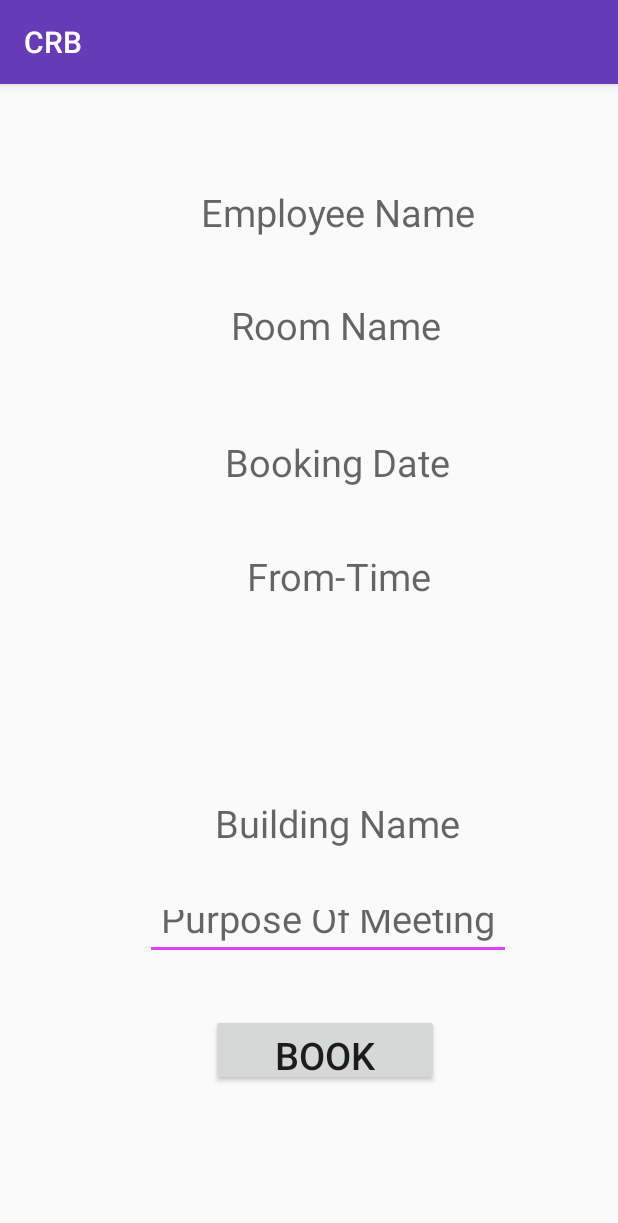
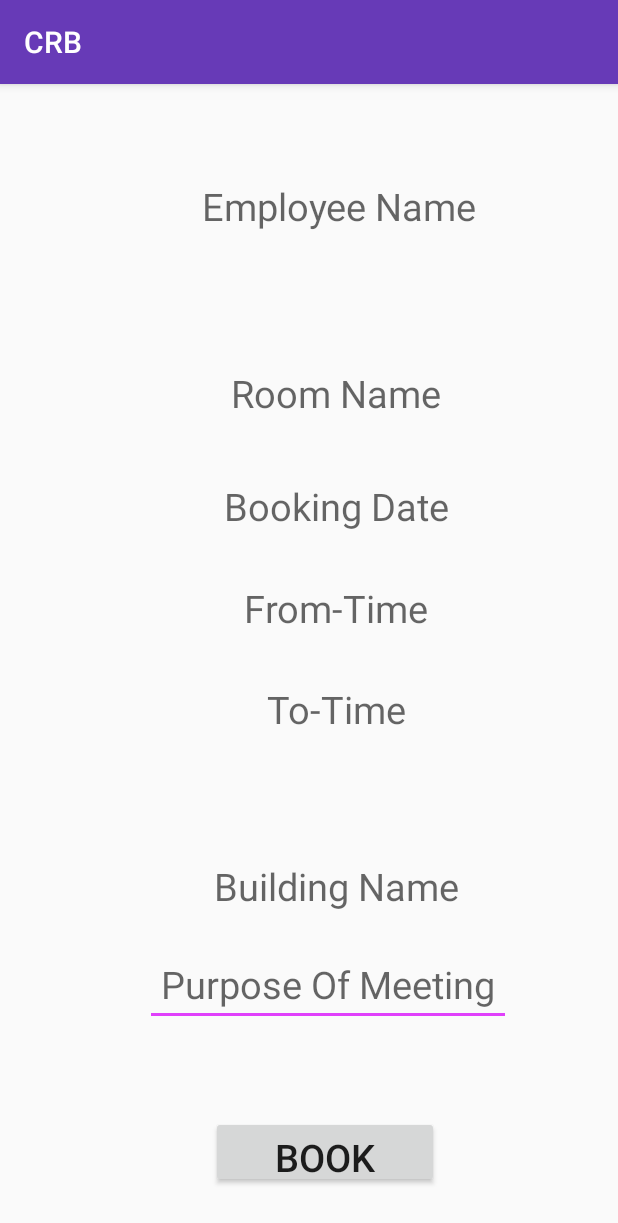
Before and after one commit to NarcissusPrateek/ConferenceRommAppAndroid, an Android app: the BookingActivity screen opened directly, with no data from a screen before it, on a phone screen of 412 x 824 dp. Shown: the top 1223 px of the screen. Run offline under Robolectric (Android 15) with nearby library versions, the phone set to English and light mode, and no system bars; 12 statements that could not run were skipped.

Commit message:
fourth Commit with change in Flow .

```diff
--- a/app/build.gradle
+++ b/app/build.gradle
@@ -38,5 +38,7 @@ dependencies {
     implementation 'com.squareup.retrofit2:converter-gson:2.5.0'
 
     implementation 'com.google.android.gms:play-services-auth:15.0.1'
+    compile 'com.github.clans:fab:1.6.4'
+    //implementation 'com.github.clans:fab:1.6.4'
    // implementation 'com.google.android.gms:play-services-auth:15.0.1'
 }
--- a/app/src/main/AndroidManifest.xml
+++ b/app/src/main/AndroidManifest.xml
@@ -35,6 +35,12 @@
         <activity android:name=".Activity.BookingActivity"></activity>
         <activity android:name=".SignOut"></activity>
         <activity android:name=".RegistrationActivity"></activity>
+        <activity android:name=".Activity.DashBoardActivity">
+            <intent-filter>
+                <action android:name="android.intent.action.MAIN"/>
+                <category android:name="android.intent.category.DEFAULT"/>
+            </intent-filter>
+        </activity>
     </application>
 
 </manifest>
--- a/app/src/main/java/com/example/conferencerommapp/Activity/BookingActivity.kt
+++ b/app/src/main/java/com/example/conferencerommapp/Activity/BookingActivity.kt
@@ -86,11 +86,11 @@ public class BookingActivity: AppCompatActivity() {
         booking.BId = bid.toInt()
         booking.FromTime = fromtime
         booking.ToTime = totime
-        booking.Date = date
+        //booking.Date = date
         booking.Status = "abc"
         booking.purpose = purpose
         txvemployeename.text = acct.displayName
-        //addBookingDetails(booking)
+       // addBookingDetails(booking)
     }
     private fun addBookingDetails(booking: Booking)  {
         val service = Servicebuilder.buildService(ConferenceService::class.java )
--- a/app/src/main/java/com/example/conferencerommapp/Activity/ConferenceRoomActivity.kt
+++ b/app/src/main/java/com/example/conferencerommapp/Activity/ConferenceRoomActivity.kt
@@ -2,6 +2,7 @@ package com.example.conferencerommapp.Activity
 
 import android.content.Intent
 import android.os.Bundle
+import android.util.Log
 import androidx.appcompat.app.AppCompatActivity
 import android.widget.Toast
 import com.example.conferencerommapp.Helper.ConferenceRoomAdapter
@@ -60,6 +61,7 @@ public class ConferenceRoomActivity : AppCompatActivity() {
             }
 
             override fun onResponse(call: Call<List<ConferenceRoom>>, response: Response<List<ConferenceRoom>>) {
+                Log.i("-3-3-3-3-3----",response.body().toString())
                 if(response.isSuccessful) {
                    var conferenceRoomList =  response.body()
                     conference_recycler_view.adapter = ConferenceRoomAdapter(conferenceRoomList!!,
@@ -77,7 +79,6 @@ public class ConferenceRoomActivity : AppCompatActivity() {
                                 intent.putExtra("BuildingName", building_name)
                                 startActivity(intent)
                                // finish()
-
 
                             }
                         })
--- a/app/src/main/java/com/example/conferencerommapp/Activity/RegistrationActivity.kt
+++ b/app/src/main/java/com/example/conferencerommapp/Activity/RegistrationActivity.kt
@@ -8,6 +8,7 @@ import android.widget.AdapterView
 import android.widget.ArrayAdapter
 import android.widget.Toast
 import androidx.appcompat.app.AppCompatActivity
+import com.example.conferencerommapp.Activity.DashBoardActivity
 import com.example.conferencerommapp.Model.Employee
 import com.example.conferencerommapp.R
 import com.example.conferencerommapp.services.ConferenceService
@@ -82,7 +83,7 @@ class RegistrationActivity : AppCompatActivity() {
             override fun onResponse(call: Call<Int>, response: Response<Int>) {
                 if(response.isSuccessful) {
                     Toast.makeText(applicationContext,"Information added Successfully",Toast.LENGTH_LONG).show()
-                    startActivity(Intent(this@RegistrationActivity, SignOut::class.java))
+                    startActivity(Intent(this@RegistrationActivity, DashBoardActivity::class.java))
                     finish()
                 }
                 else {
--- a/app/src/main/java/com/example/conferencerommapp/Activity/UserInputActivity.kt
+++ b/app/src/main/java/com/example/conferencerommapp/Activity/UserInputActivity.kt
@@ -36,7 +36,6 @@ class UserInputActivity : AppCompatActivity() {
 
         fromtime.setOnClickListener {
             val now = Calendar.getInstance()
-            //now.set(0,0,0,2,0)
             val timePickerDialog = TimePickerDialog(this, TimePickerDialog.OnTimeSetListener { view, hourOfDay, minute ->
                 val selectedTime = Calendar.getInstance()
                 selectedTime.set(Calendar.HOUR_OF_DAY,hourOfDay)
@@ -97,9 +96,7 @@ class UserInputActivity : AppCompatActivity() {
             }
             else {
 
-                //Toast.makeText(applicationContext,fromtime.text,Toast.LENGTH_LONG).show()
-               //var bundle = Bundle()
-                val buildingintent = Intent(this@UserInputActivity, BuildingsActivity::class.java)
+               val buildingintent = Intent(this@UserInputActivity, BuildingsActivity::class.java)
 
                 buildingintent.putExtra("FromTime", fromtime.text.toString())
                 buildingintent.putExtra("ToTime", totime.text.toString())
--- a/app/src/main/java/com/example/conferencerommapp/Helper/ConferenceRoomAdapter.kt
+++ b/app/src/main/java/com/example/conferencerommapp/Helper/ConferenceRoomAdapter.kt
@@ -38,7 +38,7 @@ class ConferenceRoomAdapter(private val conferenceRoomList: List<ConferenceRoom>
 		holder.itemView.setOnClickListener { v ->
 			val context = v.context
 			Toast.makeText(context,"Hello", Toast.LENGTH_LONG).show()
-			val roomId = conferenceRoomList[position].conf_id;
+			val roomId = conferenceRoomList[position].conf_id
 			val roomname = conferenceRoomList[position].conf_name
 			mClickListener?.onBtnClick(roomId.toString(),roomname)
 		}
--- a/app/src/main/java/com/example/conferencerommapp/Model/Booking.kt
+++ b/app/src/main/java/com/example/conferencerommapp/Model/Booking.kt
@@ -10,7 +10,7 @@ data class Booking (
 
     var FromTime: String? = null,
 
-    var Date: String? = null,
+    //var Date: String? = null,
 
     var ToTime: String? = null,
 
--- a/app/src/main/java/com/example/conferencerommapp/Model/ConferenceRoom.kt
+++ b/app/src/main/java/com/example/conferencerommapp/Model/ConferenceRoom.kt
@@ -7,13 +7,13 @@ data class ConferenceRoom(
     @SerializedName("CId")
     var conf_id: Int? = null,
 
-    @SerializedName("CName")
+   @SerializedName("CName")
     var conf_name: String? = null,
 
     @SerializedName("Capacity")
     var conf_capacity: String? = null,
 
-    @SerializedName("Bid")
+    @SerializedName("BId")
     var building_id: String? = null
 
 )
--- a/app/src/main/java/com/example/conferencerommapp/services/ConferenceService.kt
+++ b/app/src/main/java/com/example/conferencerommapp/services/ConferenceService.kt
@@ -11,13 +11,16 @@ interface ConferenceService  {
     @GET("api/building")
     fun getBuildingList() : Call<List<Building>>
 
-    @GET("api/Values")
+    @POST("api/availablerooms")
     //fun getConferenceRoomList(@Path("id")id: Int) : Call<List<ConferenceRoom>>
     fun getConferenceRoomList(@Body availableRoom: FetchConferenceRoom) : Call<List<ConferenceRoom>>
 
     @GET("values")
     fun getRequestCode(@Query( "email") email : String?) : Call<Int>
 
+
+    @GET("api/UserDashboard")
+    fun getDashboard(@Query( "email") email : String?) : Call<List<Dashboard>>
 
     @POST("Values")
     fun addEmployee(@Body newEmoployee: Employee) : Call<Int>
--- a/app/src/main/java/com/example/conferencerommapp/services/Servicebuilder.kt
+++ b/app/src/main/java/com/example/conferencerommapp/services/Servicebuilder.kt
@@ -5,7 +5,7 @@ import retrofit2.Retrofit
 import retrofit2.converter.gson.GsonConverterFactory
 
 object Servicebuilder  {
-    private const val URL = "http://192.168.1.191/CRB/"
+    private const val URL = "http://192.168.1.190/CRB/"
 
     private val okHttp : OkHttpClient.Builder = OkHttpClient.Builder()
 
--- a/app/src/main/res/layout/activity_booking.xml
+++ b/app/src/main/res/layout/activity_booking.xml
@@ -14,10 +14,13 @@
             android:layout_marginEnd="64dp"
             app:layout_constraintStart_toStartOf="parent"
             android:layout_marginStart="103dp"
-            app:layout_constraintHorizontal_bias="0.0"
+            app:layout_constraintHorizontal_bias="1.0"
             android:layout_alignParentEnd="true"
-            android:layout_alignParentStart="true" android:layout_marginTop="68dp"
-            app:layout_constraintTop_toTopOf="parent"/>
+            android:layout_alignParentStart="true"
+            app:layout_constraintTop_toTopOf="parent"
+            android:layout_marginTop="64dp"
+            android:layout_marginBottom="8dp" app:layout_constraintBottom_toTopOf="@+id/textView_conf_name"
+            app:layout_constraintVertical_bias="0.0"/>
     <TextView
             android:hint="Room Name"
             android:textAlignment="center"
@@ -27,8 +30,8 @@
             android:layout_marginEnd="65dp" app:layout_constraintStart_toStartOf="parent"
             app:layout_constraintHorizontal_bias="0.0"
             android:layout_alignParentEnd="true"
-            android:layout_alignParentStart="true" android:layout_marginStart="102dp" android:layout_marginTop="32dp"
-            app:layout_constraintTop_toBottomOf="@+id/textView_name"/>
+            android:layout_alignParentStart="true" android:layout_marginStart="102dp"
+            android:layout_marginBottom="32dp" app:layout_constraintBottom_toTopOf="@+id/textView_date"/>
     <TextView
             android:hint="From-Time"
             android:layout_width="244dp"
@@ -40,16 +43,15 @@
             app:layout_constraintStart_toStartOf="parent"
             android:layout_marginStart="102dp"
             android:textSize="25dp"
-            app:layout_constraintHorizontal_bias="1.0"
+            app:layout_constraintHorizontal_bias="0.0"
             android:layout_alignParentEnd="true"
             android:layout_alignParentStart="true"
             android:layout_alignParentTop="true"
-            android:layout_marginTop="40dp" app:layout_constraintTop_toBottomOf="@+id/textView_date"
-    />
+            android:layout_marginBottom="24dp" app:layout_constraintBottom_toTopOf="@+id/textView_to_time"/>
     <TextView
             android:hint="To-Time"
             android:layout_width="244dp"
-            android:layout_height="43dp"
+            android:layout_height="54dp"
             android:id="@+id/textView_to_time"
             app:layout_constraintEnd_toEndOf="parent"
             android:layout_marginEnd="65dp"
@@ -61,14 +63,11 @@
             android:layout_alignParentStart="true"
             android:textAlignment="center"
             android:layout_above="@+id/textView_date"
-            android:layout_marginTop="20dp" app:layout_constraintTop_toBottomOf="@+id/textView_from_time"
-            android:layout_marginBottom="8dp"
-            app:layout_constraintBottom_toTopOf="@+id/textView_from_time"
-            app:layout_constraintVertical_bias="0.0"/>
+            android:layout_marginBottom="64dp" app:layout_constraintBottom_toTopOf="@+id/textView_buildingname"/>
     <TextView
             android:hint="Building Name"
             android:layout_width="244dp"
-            android:layout_height="37dp"
+            android:layout_height="49dp"
             android:textSize="25dp"
             android:id="@+id/textView_buildingname"
             app:layout_constraintEnd_toEndOf="parent"
@@ -76,37 +75,38 @@
 
             app:layout_constraintStart_toStartOf="parent"
             android:layout_marginStart="102dp"
-            app:layout_constraintHorizontal_bias="1.0"
+            app:layout_constraintHorizontal_bias="0.0"
             android:layout_alignParentEnd="true"
             android:layout_alignParentStart="true"
             android:textAlignment="center"
             android:layout_above="@+id/textView_date"
-            android:layout_marginBottom="28dp" app:layout_constraintBottom_toTopOf="@+id/editText_purpose"/>
+            android:layout_marginBottom="12dp" app:layout_constraintBottom_toTopOf="@+id/editText_purpose"/>
     <TextView
             android:hint="Booking Date"
             android:layout_width="243dp"
-            android:layout_height="36dp" android:id="@+id/textView_date" app:layout_constraintEnd_toEndOf="parent"
-            android:layout_marginEnd="57dp" app:layout_constraintStart_toStartOf="parent"
-            android:layout_marginStart="90dp"
+            android:layout_height="36dp" android:id="@+id/textView_date"
             android:textAlignment="center"
             android:textSize="25dp"
-            app:layout_constraintHorizontal_bias="0.619"
             android:layout_alignParentEnd="true"
             android:layout_above="@+id/editText_purpose"
-            android:layout_alignParentStart="true" android:layout_marginTop="48dp"
-            app:layout_constraintTop_toBottomOf="@+id/textView_conf_name"/>
+            android:layout_alignParentStart="true"
+            android:layout_marginEnd="8dp"
+            app:layout_constraintEnd_toEndOf="parent" android:layout_marginStart="8dp"
+            app:layout_constraintStart_toStartOf="parent"
+            android:layout_marginBottom="32dp" app:layout_constraintBottom_toTopOf="@+id/textView_from_time"
+            app:layout_constraintHorizontal_bias="0.618"/>
     <EditText
             android:hint="Purpose Of Meeting"
             android:layout_width="244dp"
             android:textAlignment="center"
             android:textSize="25dp"
-            android:layout_height="43dp" android:id="@+id/editText_purpose" app:layout_constraintEnd_toEndOf="parent"
+            android:layout_height="49dp" android:id="@+id/editText_purpose" app:layout_constraintEnd_toEndOf="parent"
             android:layout_marginEnd="71dp" app:layout_constraintStart_toStartOf="parent"
             app:layout_constraintHorizontal_bias="1.0"
             android:layout_alignParentEnd="true"
             android:layout_alignParentStart="true" android:layout_marginStart="95dp"
-            android:layout_above="@+id/book_button" android:layout_marginBottom="36dp"
-            app:layout_constraintBottom_toTopOf="@+id/book_button"/>
+            android:layout_above="@+id/book_button"
+            android:layout_marginBottom="60dp" app:layout_constraintBottom_toTopOf="@+id/book_button"/>
     <Button
             android:text="BOOK"
             android:layout_width="152dp"
@@ -117,5 +117,6 @@
             android:id="@+id/book_button" android:layout_alignParentBottom="true"
             android:layout_marginEnd="119dp" android:layout_alignParentStart="true" android:layout_marginStart="140dp"
             android:layout_alignParentEnd="true" app:layout_constraintHorizontal_bias="1.0"
-            android:layout_marginBottom="100dp" app:layout_constraintBottom_toBottomOf="parent"/>
+            android:layout_marginBottom="32dp" app:layout_constraintBottom_toBottomOf="parent"
+    />
 </androidx.constraintlayout.widget.ConstraintLayout>
```
Also changed, not shown: app/src/main/java/com/example/conferencerommapp/Activity/BuildingsActivity.kt (+15 -0 lines), app/src/main/java/com/example/conferencerommapp/Activity/DashBoardActivity.kt (added, +88 -0 lines), app/src/main/java/com/example/conferencerommapp/Activity/MainActivity.kt (added, +28 -0 lines), app/src/main/java/com/example/conferencerommapp/Activity/SignIn.kt (+17 -4 lines), app/src/main/res/drawable/ic_add_black_24dp.xml (added, +9 -0 lines), app/src/main/res/layout/activity_dashboard.xml (added, +49 -0 lines), app/src/main/res/layout/activity_mainactivity.xml (added, +45 -0 lines), app/src/main/res/layout/blocked_list.xml (added, +73 -0 lines).
